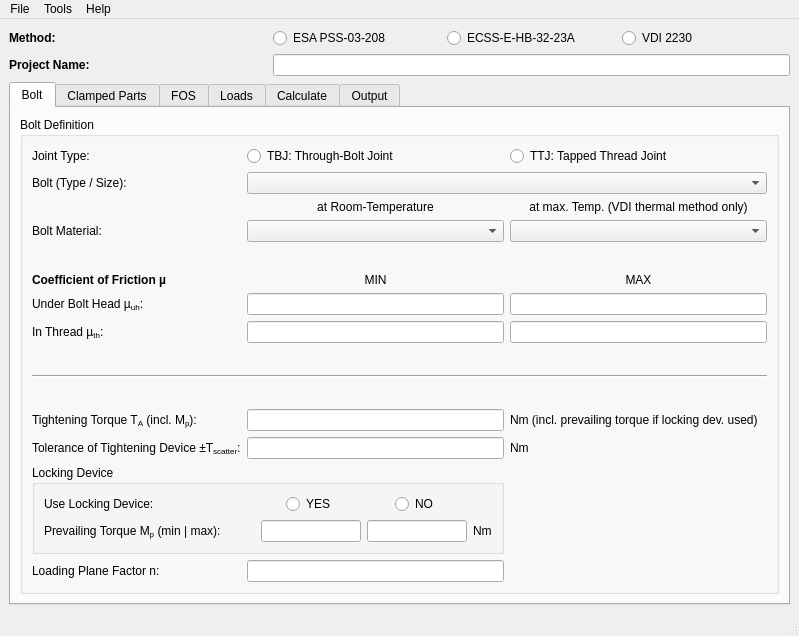
Qt form BAT/src/gui/bat_gui.ui (misams/BAT) before a commit.
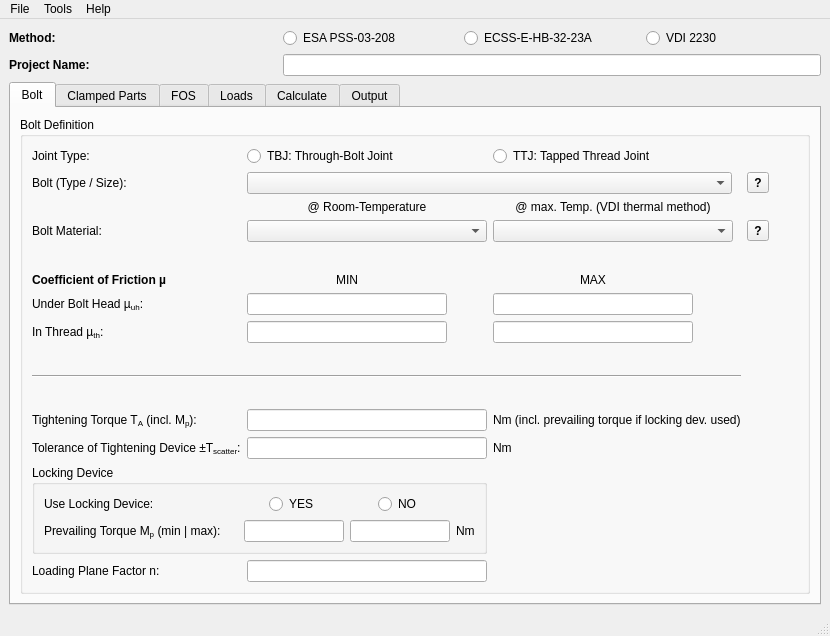
The same form after that commit.

```diff
--- a/BAT/src/gui/bat_gui.ui
+++ b/BAT/src/gui/bat_gui.ui
@@ -6,7 +6,7 @@
    <rect>
     <x>0</x>
     <y>0</y>
-    <width>799</width>
+    <width>830</width>
     <height>636</height>
    </rect>
   </property>
@@ -59,6 +59,40 @@
       </property>
      </widget>
     </item>
+    <item row="0" column="1" colspan="2">
+     <layout class="QHBoxLayout" name="horizontalLayout">
+      <item>
+       <widget class="QRadioButton" name="radioEsaPss">
+        <property name="text">
+         <string>ESA PSS-03-208</string>
+        </property>
+        <attribute name="buttonGroup">
+         <string notr="true">buttonGroupMethods</string>
+        </attribute>
+       </widget>
+      </item>
+      <item>
+       <widget class="QRadioButton" name="radioEcss">
+        <property name="text">
+         <string>ECSS-E-HB-32-23A</string>
+        </property>
+        <attribute name="buttonGroup">
+         <string notr="true">buttonGroupMethods</string>
+        </attribute>
+       </widget>
+      </item>
+      <item>
+       <widget class="QRadioButton" name="radioVdi">
+        <property name="text">
+         <string>VDI 2230</string>
+        </property>
+        <attribute name="buttonGroup">
+         <string notr="true">buttonGroupMethods</string>
+        </attribute>
+       </widget>
+      </item>
+     </layout>
+    </item>
     <item row="2" column="0" colspan="3">
      <widget class="QTabWidget" name="tabWidget">
       <property name="sizePolicy">
@@ -101,7 +135,26 @@
             </widget>
            </item>
            <item row="3" column="2">
-            <widget class="QComboBox" name="comboBoltMaterialT"/>
+            <widget class="QComboBox" name="comboBoltMaterialT">
+             <property name="sizePolicy">
+              <sizepolicy hsizetype="Expanding" vsizetype="Fixed">
+               <horstretch>0</horstretch>
+               <verstretch>0</verstretch>
+              </sizepolicy>
+             </property>
+             <property name="minimumSize">
+              <size>
+               <width>240</width>
+               <height>0</height>
+              </size>
+             </property>
+             <property name="maximumSize">
+              <size>
+               <width>240</width>
+               <height>16777215</height>
+              </size>
+             </property>
+            </widget>
            </item>
            <item row="8" column="0">
             <widget class="QLabel" name="label_9">
@@ -121,7 +174,20 @@
             </widget>
            </item>
            <item row="8" column="1">
-            <widget class="QLineEdit" name="cofThreadMin"/>
+            <widget class="QLineEdit" name="cofThreadMin">
+             <property name="minimumSize">
+              <size>
+               <width>200</width>
+               <height>0</height>
+              </size>
+             </property>
+             <property name="maximumSize">
+              <size>
+               <width>200</width>
+               <height>16777215</height>
+              </size>
+             </property>
+            </widget>
            </item>
            <item row="3" column="0">
             <widget class="QLabel" name="label_5">
@@ -141,7 +207,20 @@
             </widget>
            </item>
            <item row="8" column="2">
-            <widget class="QLineEdit" name="cofThreadMax"/>
+            <widget class="QLineEdit" name="cofThreadMax">
+             <property name="minimumSize">
+              <size>
+               <width>100</width>
+               <height>0</height>
+              </size>
+             </property>
+             <property name="maximumSize">
+              <size>
+               <width>200</width>
+               <height>16777215</height>
+              </size>
+             </property>
+            </widget>
            </item>
            <item row="12" column="2">
             <widget class="QLabel" name="label_11">
@@ -180,7 +259,26 @@
             <widget class="QLineEdit" name="loadingPlaneFactor"/>
            </item>
            <item row="7" column="2">
-            <widget class="QLineEdit" name="cofBoltHeadMax"/>
+            <widget class="QLineEdit" name="cofBoltHeadMax">
+             <property name="sizePolicy">
+              <sizepolicy hsizetype="Expanding" vsizetype="Fixed">
+               <horstretch>0</horstretch>
+               <verstretch>0</verstretch>
+              </sizepolicy>
+             </property>
+             <property name="minimumSize">
+              <size>
+               <width>100</width>
+               <height>0</height>
+              </size>
+             </property>
+             <property name="maximumSize">
+              <size>
+               <width>200</width>
+               <height>16777215</height>
+              </size>
+             </property>
+            </widget>
            </item>
            <item row="13" column="0">
             <widget class="QLabel" name="label_12">
@@ -192,9 +290,6 @@
              </property>
             </widget>
            </item>
-           <item row="1" column="1" colspan="2">
-            <widget class="QComboBox" name="comboBolt"/>
-           </item>
            <item row="15" column="0">
             <widget class="QLabel" name="label_17">
              <property name="text">
@@ -204,6 +299,18 @@
            </item>
            <item row="6" column="1">
             <widget class="QLabel" name="label_7">
+             <property name="minimumSize">
+              <size>
+               <width>100</width>
+               <height>0</height>
+              </size>
+             </property>
+             <property name="maximumSize">
+              <size>
+               <width>200</width>
+               <height>16777215</height>
+              </size>
+             </property>
              <property name="text">
               <string>MIN</string>
              </property>
@@ -250,6 +357,18 @@
            </item>
            <item row="6" column="2">
             <widget class="QLabel" name="label_8">
+             <property name="minimumSize">
+              <size>
+               <width>100</width>
+               <height>0</height>
+              </size>
+             </property>
+             <property name="maximumSize">
+              <size>
+               <width>200</width>
+               <height>16777215</height>
+              </size>
+             </property>
              <property name="text">
               <string>MAX</string>
              </property>
@@ -272,7 +391,20 @@
             </spacer>
            </item>
            <item row="7" column="1">
-            <widget class="QLineEdit" name="cofBoltHeadMin"/>
+            <widget class="QLineEdit" name="cofBoltHeadMin">
+             <property name="minimumSize">
+              <size>
+               <width>200</width>
+               <height>0</height>
+              </size>
+             </property>
+             <property name="maximumSize">
+              <size>
+               <width>200</width>
+               <height>16777215</height>
+              </size>
+             </property>
+            </widget>
            </item>
            <item row="13" column="2">
             <widget class="QLabel" name="label_13">
@@ -285,15 +417,46 @@
             </widget>
            </item>
            <item row="3" column="1">
-            <widget class="QComboBox" name="comboBoltMaterial"/>
+            <widget class="QComboBox" name="comboBoltMaterial">
+             <property name="sizePolicy">
+              <sizepolicy hsizetype="Expanding" vsizetype="Fixed">
+               <horstretch>0</horstretch>
+               <verstretch>0</verstretch>
+              </sizepolicy>
+             </property>
+             <property name="minimumSize">
+              <size>
+               <width>240</width>
+               <height>0</height>
+              </size>
+             </property>
+             <property name="maximumSize">
+              <size>
+               <width>240</width>
+               <height>16777215</height>
+              </size>
+             </property>
+            </widget>
            </item>
            <item row="2" column="1">
             <widget class="QLabel" name="label_3">
+             <property name="minimumSize">
+              <size>
+               <width>240</width>
+               <height>0</height>
+              </size>
+             </property>
+             <property name="maximumSize">
+              <size>
+               <width>240</width>
+               <height>16777215</height>
+              </size>
+             </property>
              <property name="layoutDirection">
               <enum>Qt::LeftToRight</enum>
              </property>
              <property name="text">
-              <string>at Room-Temperature</string>
+              <string>@ Room-Temperature</string>
              </property>
              <property name="alignment">
               <set>Qt::AlignCenter</set>
@@ -302,8 +465,20 @@
            </item>
            <item row="2" column="2">
             <widget class="QLabel" name="label_38">
+             <property name="minimumSize">
+              <size>
+               <width>240</width>
+               <height>0</height>
+              </size>
+             </property>
+             <property name="maximumSize">
+              <size>
+               <width>240</width>
+               <height>16777215</height>
+              </size>
+             </property>
              <property name="text">
-              <string>at max. Temp. (VDI thermal method only)</string>
+              <string>@ max. Temp. (VDI thermal method)</string>
              </property>
              <property name="alignment">
               <set>Qt::AlignCenter</set>
@@ -383,7 +558,7 @@
               <item row="1" column="2">
                <widget class="QLineEdit" name="Mp_max">
                 <property name="sizePolicy">
-                 <sizepolicy hsizetype="Minimum" vsizetype="Fixed">
+                 <sizepolicy hsizetype="Expanding" vsizetype="Fixed">
                   <horstretch>0</horstretch>
                   <verstretch>0</verstretch>
                  </sizepolicy>
@@ -409,6 +584,73 @@
              </layout>
             </widget>
            </item>
+           <item row="1" column="3">
+            <widget class="QToolButton" name="toolButton_bolt_info">
+             <property name="font">
+              <font>
+               <weight>75</weight>
+               <bold>true</bold>
+              </font>
+             </property>
+             <property name="toolTip">
+              <string>&lt;html&gt;&lt;head/&gt;&lt;body&gt;&lt;p&gt;Info about Bolt Type / Bolt Size...&lt;/p&gt;&lt;/body&gt;&lt;/html&gt;</string>
+             </property>
+             <property name="text">
+              <string>?</string>
+             </property>
+            </widget>
+           </item>
+           <item row="3" column="3">
+            <widget class="QToolButton" name="toolButton_mat_info">
+             <property name="font">
+              <font>
+               <weight>75</weight>
+               <bold>true</bold>
+              </font>
+             </property>
+             <property name="toolTip">
+              <string>&lt;html&gt;&lt;head/&gt;&lt;body&gt;&lt;p&gt;Info about Bolt Materials...&lt;/p&gt;&lt;/body&gt;&lt;/html&gt;</string>
+             </property>
+             <property name="text">
+              <string>?</string>
+             </property>
+            </widget>
+           </item>
+           <item row="1" column="4">
+            <spacer name="horizontalSpacer_4">
+             <property name="orientation">
+              <enum>Qt::Horizontal</enum>
+             </property>
+             <property name="sizeHint" stdset="0">
+              <size>
+               <width>40</width>
+               <height>20</height>
+              </size>
+             </property>
+            </spacer>
+           </item>
+           <item row="1" column="1" colspan="2">
+            <widget class="QComboBox" name="comboBolt">
+             <property name="sizePolicy">
+              <sizepolicy hsizetype="Expanding" vsizetype="Fixed">
+               <horstretch>0</horstretch>
+               <verstretch>0</verstretch>
+              </sizepolicy>
+             </property>
+             <property name="minimumSize">
+              <size>
+               <width>485</width>
+               <height>0</height>
+              </size>
+             </property>
+             <property name="maximumSize">
+              <size>
+               <width>485</width>
+               <height>16777215</height>
+              </size>
+             </property>
+            </widget>
+           </item>
           </layout>
          </widget>
         </item>
@@ -944,40 +1186,6 @@
       </widget>
      </widget>
     </item>
-    <item row="0" column="1" colspan="2">
-     <layout class="QHBoxLayout" name="horizontalLayout">
-      <item>
-       <widget class="QRadioButton" name="radioEsaPss">
-        <property name="text">
-         <string>ESA PSS-03-208</string>
-        </property>
-        <attribute name="buttonGroup">
-         <string notr="true">buttonGroupMethods</string>
-        </attribute>
-       </widget>
-      </item>
-      <item>
-       <widget class="QRadioButton" name="radioEcss">
-        <property name="text">
-         <string>ECSS-E-HB-32-23A</string>
-        </property>
-        <attribute name="buttonGroup">
-         <string notr="true">buttonGroupMethods</string>
-        </attribute>
-       </widget>
-      </item>
-      <item>
-       <widget class="QRadioButton" name="radioVdi">
-        <property name="text">
-         <string>VDI 2230</string>
-        </property>
-        <attribute name="buttonGroup">
-         <string notr="true">buttonGroupMethods</string>
-        </attribute>
-       </widget>
-      </item>
-     </layout>
-    </item>
    </layout>
    <zorder>label</zorder>
    <zorder>projectName</zorder>
@@ -989,7 +1197,7 @@
     <rect>
      <x>0</x>
      <y>0</y>
-     <width>799</width>
+     <width>830</width>
      <height>22</height>
     </rect>
    </property>
```
Left out of the diff: 4 changed lines with no effect on the pictures.
